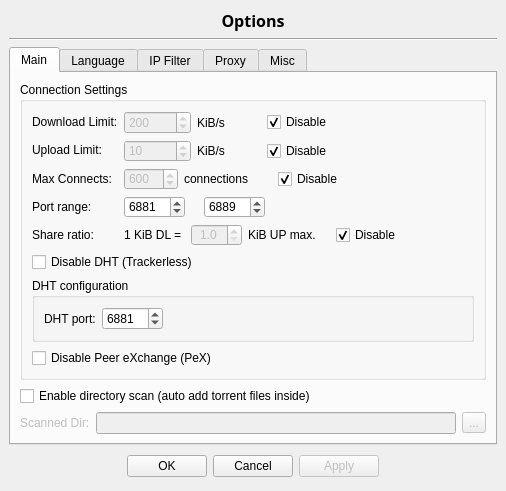
The window that src/options.ui (SysAdminDoc/qBittorrent-Vanced) describes before a commit, drawn with Qt 5.
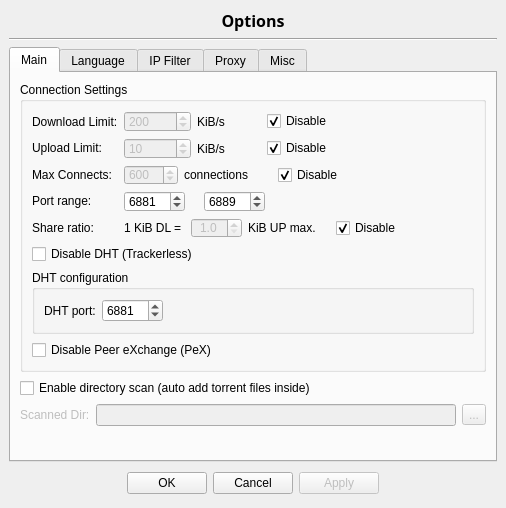
The same window after the commit.

Patch:
```diff
--- a/src/options.ui
+++ b/src/options.ui
@@ -6,7 +6,7 @@
     <x>0</x>
     <y>0</y>
     <width>506</width>
-    <height>491</height>
+    <height>508</height>
    </rect>
   </property>
   <property name="minimumSize" >
@@ -640,6 +640,19 @@
          </item>
         </layout>
        </item>
+       <item>
+        <spacer>
+         <property name="orientation" >
+          <enum>Qt::Vertical</enum>
+         </property>
+         <property name="sizeHint" >
+          <size>
+           <width>20</width>
+           <height>40</height>
+          </size>
+         </property>
+        </spacer>
+       </item>
       </layout>
      </widget>
      <widget class="QWidget" name="tab_3" >
```
Left out of the diff: 7 changed lines with no effect on the pictures.
